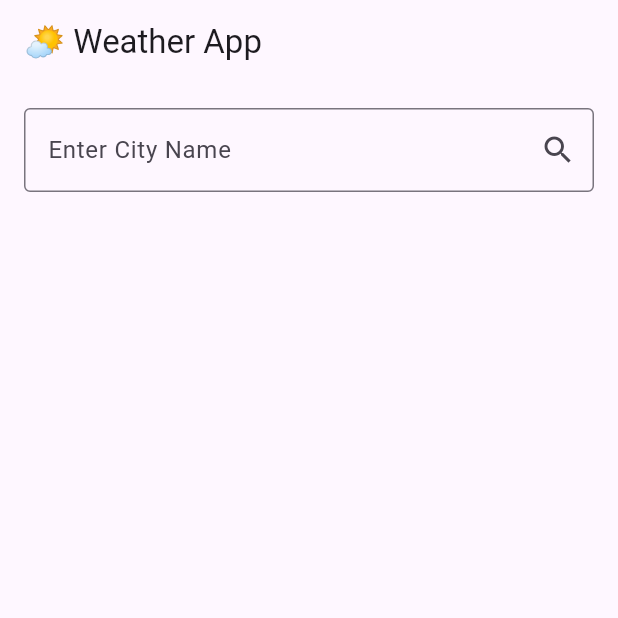
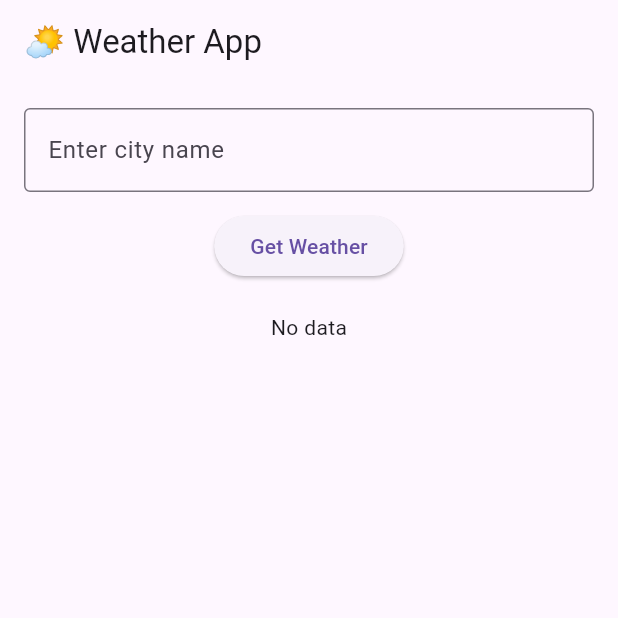
Before and after one commit to KALU56/flutter-practice, a Flutter app: the screen it shows after launch, on a phone screen of 412 x 824 dp, the top half of it. Run offline on Flutter 3.47's test engine with Material 3 defaults, Android fonts, the phone set to English and light mode, and no system bars; our stand-ins replace audioplayers.

Commit message:
weather app

```diff
--- a/weather_app/lib/main.dart
+++ b/weather_app/lib/main.dart
@@ -1,6 +1,5 @@
 import 'package:flutter/material.dart';
-import 'weather_service.dart';
-import 'weather_model.dart';
+import './pages/weather_page.dart';
 
 void main() {
   runApp(const WeatherApp());
@@ -12,90 +11,8 @@ class WeatherApp extends StatelessWidget {
   @override
   Widget build(BuildContext context) {
     return const MaterialApp(
-      home: WeatherHomePage(),
       debugShowCheckedModeBanner: false,
+      home: WeatherPage(),
     );
   }
 }
-
-class WeatherHomePage extends StatefulWidget {
-  const WeatherHomePage({super.key});
-
-  @override
-  State<WeatherHomePage> createState() => _WeatherHomePageState();
-}
-
-class _WeatherHomePageState extends State<WeatherHomePage> {
-  final TextEditingController _controller = TextEditingController();
-  final WeatherService _weatherService = WeatherService();
-  Weather? _weather;
-  String? _error;
-
-  void _searchWeather() async {
-    setState(() {
-      _error = null;
-      _weather = null;
-    });
-
-    try {
-      final weather = await _weatherService.fetchWeather(_controller.text);
-      setState(() {
-        _weather = weather;
-      });
-    } catch (e) {
-      setState(() {
-        _error = 'City not found. Please try again.';
-      });
-    }
-  }
-
-  @override
-  Widget build(BuildContext context) {
-    return Scaffold(
-      appBar: AppBar(title: const Text("🌤️ Weather App")),
-      body: Padding(
-        padding: const EdgeInsets.all(16.0),
-        child: Column(
-          children: [
-            TextField(
-              controller: _controller,
-              decoration: InputDecoration(
-                labelText: 'Enter City Name',
-                border: const OutlineInputBorder(),
-                suffixIcon: IconButton(
-                  icon: const Icon(Icons.search),
-                  onPressed: _searchWeather,
-                ),
-              ),
-            ),
-            const SizedBox(height: 20),
-            if (_weather != null)
-              Column(
-                children: [
-                  Text(
-                    _weather!.cityName,
-                    style: const TextStyle(fontSize: 32, fontWeight: FontWeight.bold),
-                  ),
-                  const SizedBox(height: 8),
-                  Text(
-                    '${_weather!.temperature}°C',
-                    style: const TextStyle(fontSize: 28),
-                  ),
-                  const SizedBox(height: 8),
-                  Text(
-                    _weather!.description,
-                    style: const TextStyle(fontSize: 20),
-                  ),
-                ],
-              ),
-            if (_error != null)
-              Text(
-                _error!,
-                style: const TextStyle(color: Colors.red),
-              ),
-          ],
-        ),
-      ),
-    );
-  }
-}
--- a/weather_app/lib/weather_model.dart
+++ b/weather_app/lib/models/weather_model.dart
@@ -1,20 +1,19 @@
 class Weather {
   final String cityName;
   final double temperature;
-  final String description;
+  final String mainCondition;
 
   Weather({
     required this.cityName,
     required this.temperature,
-    required this.description,
+    required this.mainCondition,
   });
 
-  // Parse from JSON
   factory Weather.fromJson(Map<String, dynamic> json) {
     return Weather(
       cityName: json['name'],
-      temperature: json['main']['temp'].toDouble(),
-      description: json['weather'][0]['description'],
+      temperature: json['main']['temp'],
+      mainCondition: json['weather'][0]['main'],
     );
   }
 }
--- /dev/null
+++ b/weather_app/lib/pages/weather_page.dart
@@ -0,0 +1,88 @@
+import 'package:flutter/material.dart';
+import '../models/weather_model.dart';
+import '../services/Weather_service.dart.dart';
+
+class WeatherPage extends StatefulWidget {
+  const WeatherPage({super.key});
+
+  @override
+  State<WeatherPage> createState() => _WeatherPageState();
+}
+
+class _WeatherPageState extends State<WeatherPage> {
+  final TextEditingController _cityController = TextEditingController();
+  WeatherService weatherService = WeatherService('5ba0bafa75ce5149ad7eb373644d1dff');
+  Weather? _weather;
+  bool _isLoading = false;
+
+  void fetchWeather() async {
+    setState(() {
+      _isLoading = true;
+    });
+    try {
+      final weather = await weatherService.getWeather(_cityController.text);
+      setState(() {
+        _weather = weather;
+      });
+    } catch (e) {
+      print('Error fetching weather: $e');
+      ScaffoldMessenger.of(context).showSnackBar(
+        const SnackBar(content: Text("Failed to load weather")),
+      );
+    } finally {
+      setState(() {
+        _isLoading = false;
+      });
+    }
+  }
+
+  @override
+  Widget build(BuildContext context) {
+    return Scaffold(
+      appBar: AppBar(title: const Text("🌤️ Weather App")),
+      body: Padding(
+        padding: const EdgeInsets.all(16),
+        child: Column(
+          children: [
+            TextField(
+              controller: _cityController,
+              decoration: const InputDecoration(
+                labelText: "Enter city name",
+                border: OutlineInputBorder(),
+              ),
+            ),
+            const SizedBox(height: 12),
+            ElevatedButton(
+              onPressed: fetchWeather,
+              child: const Text("Get Weather"),
+            ),
+            const SizedBox(height: 20),
+            _isLoading
+                ? const CircularProgressIndicator()
+                : _weather != null
+                    ? Column(
+                        children: [
+                          Text(
+                            _weather!.cityName,
+                            style: const TextStyle(fontSize: 24),
+                          ),
+                          const SizedBox(height: 8),
+                          Text(
+                            "${_weather!.temperature.toStringAsFixed(1)}°C",
+                            style: const TextStyle(
+                                fontSize: 40, fontWeight: FontWeight.bold),
+                          ),
+                          const SizedBox(height: 8),
+                          Text(
+                            _weather!.mainCondition,
+                            style: const TextStyle(fontSize: 20),
+                          ),
+                        ],
+                      )
+                    : const Text("No data"),
+          ],
+        ),
+      ),
+    );
+  }
+}
--- /dev/null
+++ b/weather_app/lib/services/Weather_service.dart.dart
@@ -0,0 +1,24 @@
+import 'dart:convert';
+import 'package:http/http.dart' as http;
+import '../models/weather_model.dart';
+
+class WeatherService {
+  final String apiKey;
+
+  WeatherService(this.apiKey);
+
+  Future<Weather> getWeather(String cityName) async {
+    final url = Uri.parse(
+      'https://api.openweathermap.org/data/2.5/weather?q=$cityName&appid=$apiKey&units=metric',
+    );
+
+    final response = await http.get(url);
+
+    if (response.statusCode == 200) {
+      final jsonData = json.decode(response.body);
+      return Weather.fromJson(jsonData);
+    } else {
+      throw Exception('Failed to load weather');
+    }
+  }
+}
--- a/weather_app/lib/weather_service.dart
+++ /dev/null
@@ -1,19 +0,0 @@
-import 'dart:convert';
-import 'package:http/http.dart' as http;
-import 'weather_model.dart';
-
-class WeatherService {
-  static const String apiKey = 'dd6307bc9310dfa77911c6ed52bd1638';
-  static const String baseUrl = 'https://api.openweathermap.org/data/3.0/onecall?lat={lat}&lon={lon}&exclude={part}&appid={API key}';
-
-  Future<Weather> fetchWeather(String city) async {
-    final response = await http.get(Uri.parse('$baseUrl?q=$city&appid=$apiKey&units=metric'));
-
-    if (response.statusCode == 200) {
-      final jsonBody = jsonDecode(response.body);
-      return Weather.fromJson(jsonBody);
-    } else {
-      throw Exception('Failed to load weather');
-    }
-  }
-}
--- a/weather_app/pubspec.yaml
+++ b/weather_app/pubspec.yaml
@@ -11,7 +11,8 @@ dependencies:
   flutter:
     sdk: flutter
   cupertino_icons: ^1.0.8
-  http: ^0.13.6  # ✅ Moved here
+  # http: ^0.13.6  # ✅ Moved here
+  http: ^1.1.0
 
 dev_dependencies:
   flutter_test:
```
Also changed, not shown: weather_app/pubspec.lock.
